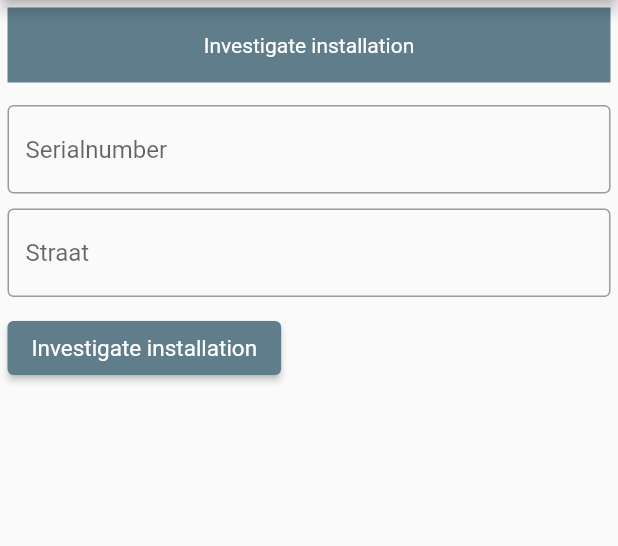
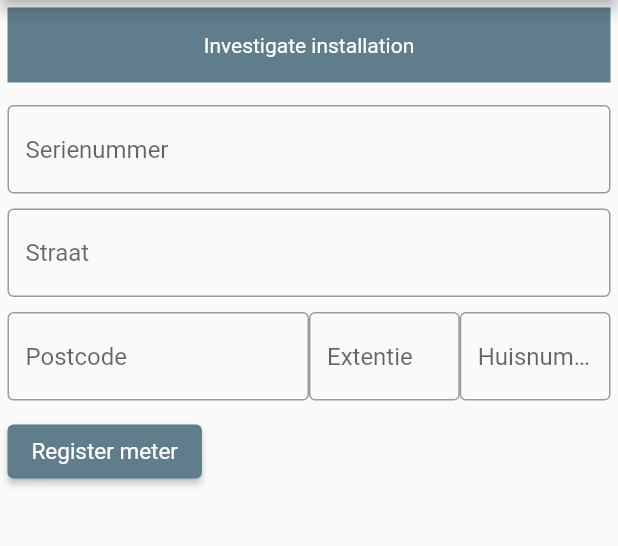
Before and after one commit to jeanbvflutter/jeanbvflutter.github.io, a Flutter app: the screen it shows after launch, on a phone screen of 412 x 824 dp, the part 84-630 px from its top. Run offline on Flutter 3.47's test engine with Material 2 defaults, Android fonts, the phone set to English and light mode, and no system bars.

Commit message:
format code

```diff
--- /dev/null
+++ b/lib/components/ui/register_meter_button.dart
@@ -0,0 +1,36 @@
+import 'package:flutter/material.dart';
+import 'package:meter_activation/entities/register_meter.dart';
+
+class RegisterMeterButton extends StatefulWidget {
+  final Function() registerMeter;
+  RegisterMeterButton({this.registerMeter});
+
+  @override
+  _RegisterMeterButtonState createState() => _RegisterMeterButtonState();
+}
+
+class _RegisterMeterButtonState extends State<RegisterMeterButton> {
+  @override
+  Widget build(BuildContext context) {
+    return new Container(
+      margin: EdgeInsets.only(top: 10),
+      child: Align(
+        alignment: Alignment.centerLeft,
+        child: ButtonTheme(
+          minWidth: 150.0,
+          height: 50.0,
+          child: ElevatedButton(
+            child: Text('Register meter',
+                style: TextStyle(
+                    fontWeight: FontWeight.normal,
+                    fontSize: 15,
+                    color: Colors.white)),
+            onPressed: () {
+              widget.registerMeter();
+            },
+          ),
+        ),
+      ),
+    );
+  }
+}
--- a/lib/components/ui/text_widget.dart
+++ b/lib/components/ui/text_widget.dart
@@ -0,0 +1,9 @@
+import 'package:flutter/material.dart';
+
+Text textWidget(String someText, textColor) {
+  return Text(
+    someText,
+    style: TextStyle(color: textColor),
+    textAlign: TextAlign.center,
+  );
+}
--- a/lib/entities/installation_info.dart
+++ b/lib/entities/installation_info.dart
@@ -13,7 +13,7 @@ Future<InstallationInfo> fetchInstallationInfo() async {
     if(response.statusCode == 200){
       return InstallationInfo.fromJson(jsonDecode(response.body));
     } else {
-      throw Exception('Failed to load album');
+      throw Exception('Failed');
     }
 }
 
--- a/lib/entities/register_meter.dart
+++ b/lib/entities/register_meter.dart
@@ -23,7 +23,7 @@ Future<MeterInfo> registerMeter(String serialNumber, int clientId, int zipCode,
     print(response.body);
     return MeterInfo.fromJson(jsonDecode(response.body));
   } else {
-    throw Exception('Failed to create album.');
+    throw Exception('Failed');
   }
 }
 
--- a/lib/views/mainpage.dart
+++ b/lib/views/mainpage.dart
@@ -1,5 +1,6 @@
 import 'package:flutter/material.dart';
 import 'package:meter_activation/components/ui/header_widget.dart';
+import 'package:meter_activation/components/ui/register_meter_button.dart';
 import 'dart:async';
 import '../entities/register_meter.dart';
 import '../components/ui/textfield_ui.dart';
@@ -17,15 +18,6 @@ class MainPage extends StatefulWidget {
   Future<MeterInfo> _futureMeterInfo;
 }
 
-Text textWidget(String someText, textColor) {
-  return Text(
-    someText,
-    style: TextStyle(color: textColor),
-    textAlign: TextAlign.center,
-  );
-}
-
-
 class _MainPageState extends State<MainPage> {
   final TextEditingController _serialNumber = TextEditingController();
   final TextEditingController _zipcode = TextEditingController();
@@ -33,6 +25,18 @@ class _MainPageState extends State<MainPage> {
   final TextEditingController _housenumber = TextEditingController();
   final TextEditingController _street = TextEditingController();
   Future<MeterInfo> _futureMeterInfo;
+
+  registerMeterCallback() {
+    setState(() {
+      _futureMeterInfo = registerMeter(
+          _serialNumber.text,
+          null,
+          int.parse(_zipcode.text),
+          _zipcode_ext.text,
+          int.parse(_housenumber.text),
+          _street.text);
+    });
+  }
 
   @override
   Widget build(BuildContext context) {
@@ -48,37 +52,29 @@ class _MainPageState extends State<MainPage> {
                 // mainAxisAlignment: MainAxisAlignment.spaceEvenly,
                 children: [
                   Center(child: headerWidget("Investigate installation")),
-                  Center(child: textFieldWidget(_serialNumber, "Serialnumber")),
+                  Center(child: textFieldWidget(_serialNumber, "Serienummer")),
                   SizedBox(height: 10),
                   Center(child: textFieldWidget(_street, "Straat")),
                   Container(
                     margin: EdgeInsets.only(top: 10),
-                    child: Align(
-                      alignment: Alignment.centerLeft,
-                      child: ButtonTheme(
-                        minWidth: 150.0,
-                        height: 50.0,
-                        child: ElevatedButton(
-                          child: Text('Investigate installation',
-                              style: TextStyle(
-                                  fontWeight: FontWeight.normal,
-                                  fontSize: 15,
-                                  color: Colors.white)),
-                          onPressed: () {
-                            setState(() {
-                              _futureMeterInfo = registerMeter(
-                                  _serialNumber.text,
-                                  null,
-                                  int.parse(_zipcode.text),
-                                  _zipcode_ext.text,
-                                  int.parse(_housenumber.text),
-                                  _street.text);
-                            });
-                          },
-                        ),
+                    child: Center(
+                      child: Row(
+                        mainAxisAlignment: MainAxisAlignment.spaceEvenly,
+                        children: [
+                          // SizedBox(height: 80),
+                          Expanded(
+                              flex: 2,
+                              child: textFieldWidget(_zipcode, "Postcode")),
+                          Expanded(
+                              child: textFieldWidget(_zipcode_ext, "Extentie")),
+                          Expanded(
+                              child:
+                                  textFieldWidget(_housenumber, "Huisnummer")),
+                        ],
                       ),
                     ),
-                  )
+                  ),
+                  new RegisterMeterButton(registerMeter: registerMeterCallback),
                 ],
               ),
             )
```
